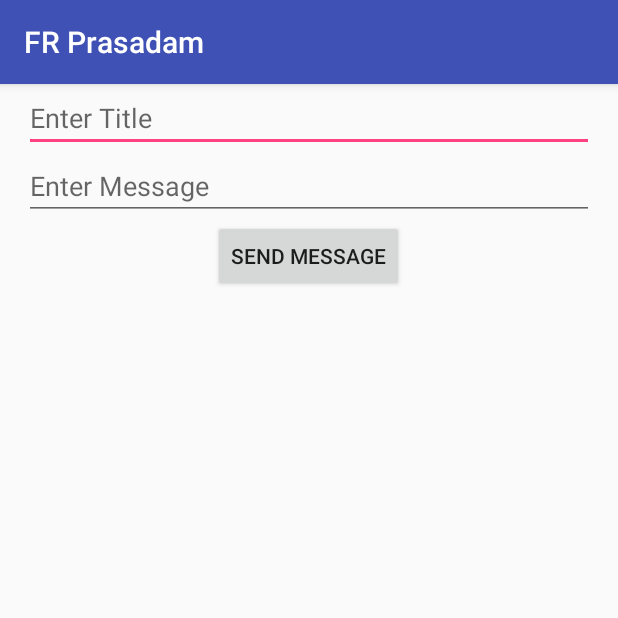
After one commit to dilipkumarvignesh/KAOperations, an Android app: the AdminNotifications screen opened directly, with no data from a screen before it, on a phone screen of 412 x 824 dp, the top half of it. The commit adds this screen. Run offline under Robolectric (Android 15) with nearby library versions, the phone set to English and light mode, and no system bars; our stand-ins replace Firebase (no records; nobody signed in at launch, a user with empty details on screens opened directly).

Commit message:
Notifications added

```diff
--- a/app/build.gradle
+++ b/app/build.gradle
@@ -38,6 +38,7 @@ dependencies {
     implementation 'com.github.florent37:expansionpanel:1.0.3'
     implementation 'com.google.firebase:firebase-storage:11.8.0'
     implementation 'com.commonsware.cwac:merge:1.1.2'
+    implementation 'com.google.firebase:firebase-messaging:11.8.0'
     testImplementation 'junit:junit:4.12'
 
 
--- /dev/null
+++ b/app/src/main/java/iskconbangalore/org/kaoperations/AdminNotifications.java
@@ -0,0 +1,87 @@
+package iskconbangalore.org.kaoperations;
+
+import android.content.Context;
+import android.os.Bundle;
+import android.support.v7.app.AppCompatActivity;
+import android.util.Log;
+import android.view.View;
+import android.widget.Button;
+import android.widget.EditText;
+import android.widget.Toast;
+
+import com.google.firebase.database.DataSnapshot;
+import com.google.firebase.database.DatabaseError;
+import com.google.firebase.database.DatabaseReference;
+import com.google.firebase.database.FirebaseDatabase;
+import com.google.firebase.database.ValueEventListener;
+
+import java.util.HashMap;
+import java.util.Map;
+
+public class AdminNotifications extends AppCompatActivity {
+    private EditText title,Body;
+    private Button sendMessage;
+    @Override
+    protected void onCreate(Bundle savedInstanceState) {
+        super.onCreate(savedInstanceState);
+        setContentView(R.layout.activity_admin_notifications);
+
+        title = findViewById(R.id.notificationTitle);
+        Body = findViewById(R.id.notificationBody);
+        sendMessage = findViewById(R.id.sendMessage);
+
+        sendMessage.setOnClickListener(new View.OnClickListener() {
+            @Override
+            public void onClick(View v) {
+                sendNotification();
+            }
+
+        });
+    }
+
+    private void sendNotification()
+    {
+        final String titleContent = title.getText().toString();
+        final String BodyContent = Body.getText().toString();
+        final DatabaseReference root = FirebaseDatabase.getInstance().getReference();
+        DatabaseReference NotificationRef = root.child("messages");
+        final Context con = this;
+        //Log.d("info","Dialog Points:"+points);
+
+        NotificationRef.addListenerForSingleValueEvent(new ValueEventListener() {
+            @Override
+            public void onDataChange(DataSnapshot dataSnapshot) {
+
+                Log.d("info", "dataSnapValue:" + dataSnapshot.getValue());
+
+
+
+                    String Date = UtilityFunctions.getDate();
+
+                    Map<String,String> message = new HashMap<>();
+                    message.put("name",titleContent);
+                    message.put("text",BodyContent);
+
+
+                    String key = root.child("messages").push().getKey();
+                    Map<String, Object> childUpdates = new HashMap<>();
+
+                    childUpdates.put("/messages/" + key, message);
+
+
+                    root.updateChildren(childUpdates);
+                Toast.makeText(con,"Notification Sent",Toast.LENGTH_LONG).show();
+//                } else {
+//                    Toast.makeText(con, "Already updated for today", Toast.LENGTH_LONG).show();
+//                }
+
+
+            }
+
+            @Override
+            public void onCancelled(DatabaseError databaseError) {
+                System.out.println("The read failed: " + databaseError.getCode());
+            }
+        });
+    }
+}
--- a/app/src/main/java/iskconbangalore/org/kaoperations/FeedbackFragment.java
+++ b/app/src/main/java/iskconbangalore/org/kaoperations/FeedbackFragment.java
@@ -16,6 +16,7 @@ import android.widget.Spinner;
 import android.widget.Toast;
 
 import java.text.SimpleDateFormat;
+import java.util.Date;
 
 public class FeedbackFragment extends Fragment {
     private static final String TAG ="Profile";
@@ -42,7 +43,7 @@ public class FeedbackFragment extends Fragment {
 
         MealType = (Spinner)view.findViewById(R.id.mealType);
         feedbackDate = (CalendarView)view.findViewById(R.id.feedbackDate);
-
+        feedbackDate.setMaxDate(new Date().getTime());
         SimpleDateFormat sdfDate = new SimpleDateFormat("yyyy-MM-dd");
 
         String strDate = sdfDate.format(feedbackDate.getDate());
--- a/app/src/main/java/iskconbangalore/org/kaoperations/tabbedMain.java
+++ b/app/src/main/java/iskconbangalore/org/kaoperations/tabbedMain.java
@@ -19,6 +19,7 @@ import com.google.firebase.database.DatabaseError;
 import com.google.firebase.database.DatabaseReference;
 import com.google.firebase.database.FirebaseDatabase;
 import com.google.firebase.database.ValueEventListener;
+import com.google.firebase.messaging.FirebaseMessaging;
 
 import java.util.ArrayList;
 import java.util.Arrays;
@@ -87,6 +88,7 @@ public class tabbedMain extends AppCompatActivity {
 
         TabLayout tabLayout = (TabLayout) findViewById(R.id.tabs);
         tabLayout.setupWithViewPager(mViewPager);
+        FirebaseMessaging.getInstance().subscribeToTopic("updates");
 
 
     }
--- /dev/null
+++ b/app/src/main/res/layout/activity_admin_notifications.xml
@@ -0,0 +1,29 @@
+<?xml version="1.0" encoding="utf-8"?>
+
+<LinearLayout xmlns:android="http://schemas.android.com/apk/res/android"
+    xmlns:app="http://schemas.android.com/apk/res-auto"
+    android:layout_width="match_parent"
+    android:layout_height="match_parent"
+    android:orientation="vertical"
+
+    android:paddingLeft="16dp"
+    android:paddingRight="16dp">
+
+    <EditText
+        android:id="@+id/notificationTitle"
+        android:layout_width="match_parent"
+        android:layout_height="wrap_content"
+        android:hint="Enter Title"/>
+    <EditText
+        android:id="@+id/notificationBody"
+        android:layout_width="match_parent"
+        android:layout_height="wrap_content"
+        android:hint="Enter Message"/>
+    <Button
+        android:id="@+id/sendMessage"
+        android:layout_width="wrap_content"
+        android:layout_height="wrap_content"
+        android:text="Send Message"
+        android:layout_gravity="center_horizontal"/>
+
+</LinearLayout>
--- a/app/src/main/res/layout/fragment_profile.xml
+++ b/app/src/main/res/layout/fragment_profile.xml
@@ -35,4 +35,10 @@
         android:textSize="24dip"
         android:textStyle="bold"
         ></TextView>
+    <Button
+        android:layout_width="wrap_content"
+        android:layout_height="wrap_content"
+        android:id="@+id/sendNotification"
+        android:text="Send Notification"
+        android:layout_gravity="center_horizontal"/>
 </LinearLayout>
--- a/build.gradle
+++ b/build.gradle
@@ -13,7 +13,7 @@ buildscript {
 
         // NOTE: Do not place your application dependencies here; they belong
         // in the individual module build.gradle files
-        classpath 'com.google.gms:google-services:3.1.0'
+        classpath 'com.google.gms:google-services:3.1.1'
     }
 }
 
```
Also changed, not shown: app/src/main/AndroidManifest.xml (+13 -3 lines), app/src/main/java/iskconbangalore/org/kaoperations/MenuFragment.java (+0 -33 lines), app/src/main/java/iskconbangalore/org/kaoperations/MyFirebaseInstanceIDService.java (added, +29 -0 lines), app/src/main/java/iskconbangalore/org/kaoperations/MyFirebaseMessagingService.java (added, +68 -0 lines), app/src/main/java/iskconbangalore/org/kaoperations/ProfileFragment.java (+15 -1 lines).
